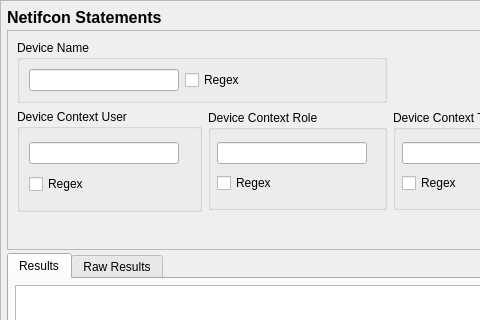
SELinuxProject/setools, file setoolsgui/apol/netifconquery.ui: the form before one commit; both pictures show x 0 to 480 and y 0 to 320 of the 774 by 846 pixel window.
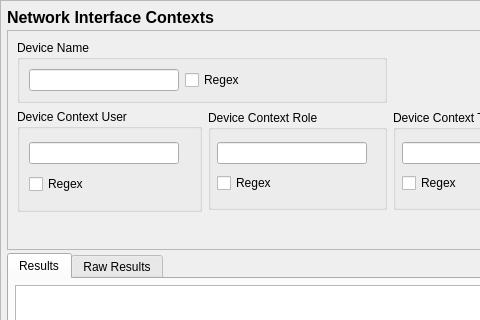
The form after the commit. Custom widgets are drawn as their Qt base class.

Commit message: apol: Add nicer titles for network context tabs.

Patch:
```diff
--- a/setoolsgui/apol/netifconquery.ui
+++ b/setoolsgui/apol/netifconquery.ui
@@ -114,7 +114,7 @@
        </font>
       </property>
       <property name="text">
-       <string>Netifcon Statements</string>
+       <string>Network Interface Contexts</string>
       </property>
      </widget>
     </item>
```
The commit also changes 3 other files.
